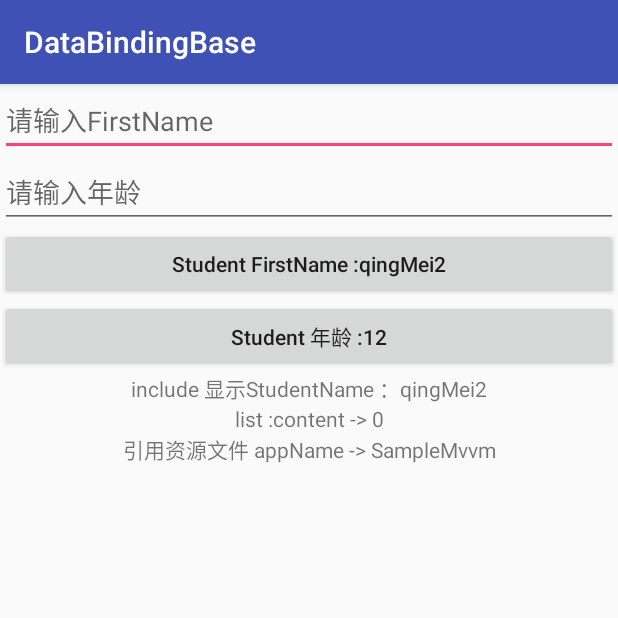
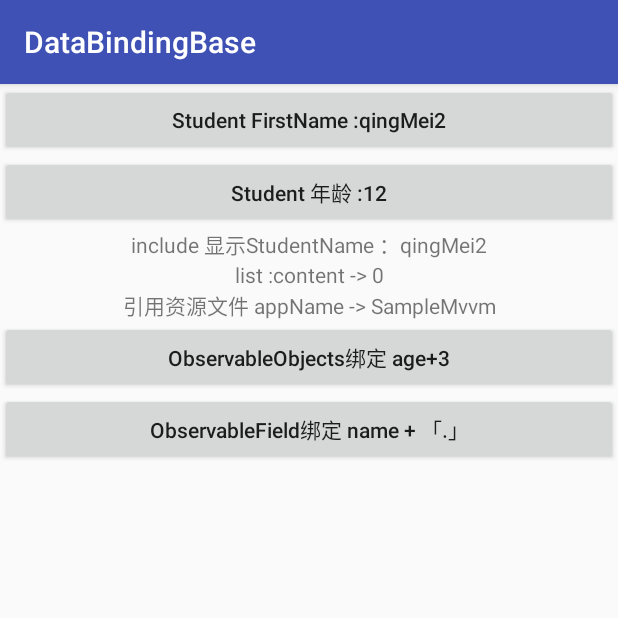
Before and after one commit to qingmei2/MvvmApp-Android, an Android app: the DataBindingBaseActivity screen opened directly, with no data from a screen before it, on a phone screen of 412 x 824 dp, the top half of it. Run offline under Robolectric (Android 15) with nearby library versions, the phone set to English and light mode, and no system bars; our stand-ins replace data binding; 9 statements that could not run were skipped.

Commit message:
code commit

```diff
--- a/app/src/main/java/com/mei_husky/samplemvvm/model/Student.java
+++ b/app/src/main/java/com/mei_husky/samplemvvm/model/Student.java
@@ -1,4 +1,10 @@
 package com.mei_husky.samplemvvm.model;
+
+import android.databinding.BaseObservable;
+import android.databinding.Bindable;
+import android.databinding.ObservableField;
+
+import com.mei_husky.samplemvvm.BR;
 
 /**
  * Created by QingMei on 2017/5/21 21:31
@@ -6,29 +12,32 @@ package com.mei_husky.samplemvvm.model;
  * desc:Used to
  */
 
-public class Student {
+//首先继承 BaseObservale类
+public class Student extends BaseObservable {
 
     public Student(String name, int age) {
-        this.name = name;
+        this.name.set(name);
         this.age = age;
     }
 
-    public String name;
+    /**
+     * ObservableObject 实现数据绑定
+     */
     public int age;
 
-    public String getName() {
-        return name;
-    }
-
-    public void setName(String name) {
-        this.name = name;
-    }
-
+    @Bindable
     public int getAge() {
         return age;
     }
 
     public void setAge(int age) {
         this.age = age;
+        notifyPropertyChanged(BR.age);
     }
+
+    /**
+     * ObservableFields 实现数据绑定
+     */
+    public final ObservableField<String> name = new ObservableField<>();
+
 }
--- a/app/src/main/java/com/mei_husky/samplemvvm/view/DataBindingBaseActivity.java
+++ b/app/src/main/java/com/mei_husky/samplemvvm/view/DataBindingBaseActivity.java
@@ -1,6 +1,7 @@
 package com.mei_husky.samplemvvm.view;
 
 import android.databinding.DataBindingUtil;
+import android.databinding.ObservableArrayMap;
 import android.os.Bundle;
 import android.support.v7.app.AppCompatActivity;
 import android.widget.Toast;
@@ -52,6 +53,29 @@ public class DataBindingBaseActivity extends AppCompatActivity {
             Toast.makeText(DataBindingBaseActivity.this, String.valueOf(age), Toast.LENGTH_SHORT).show();
         }
 
+        /**
+         * 监听器和对象绑定 ,详情请查看Student类
+         * {@link Student}
+         */
+
+        //ObservableObject 实现动态更新数据
+        public void onAgeAdd3() {
+            student.setAge(student.getAge() + 3);
+        }
+
+        //ObservableField 实现动态更新数据（更清晰明了）
+        public void onNameAppendPoint() {
+            student.name.set(student.name.get() + ".");
+        }
+
+        // Observable Collections
+        public ObservableArrayMap<String, Object> datas = new ObservableArrayMap<>();
+
+        {
+            datas.put("string", "我是字符串");
+            datas.put("int", 1000);
+            datas.put("student", student);
+        }
     }
 
 }
--- a/app/src/main/res/layout/activity_data_binding_base.xml
+++ b/app/src/main/res/layout/activity_data_binding_base.xml
@@ -35,18 +35,7 @@
         android:orientation="vertical"
         tools:context="com.mei_husky.samplemvvm.view.DataBindingBaseActivity">
 
-        <EditText
-            android:layout_width="match_parent"
-            android:layout_height="wrap_content"
-            android:hint="请输入FirstName" />
-
         <!--固定字符 我们可以用 `` 包裹，对应的，外部用""包裹-->
-        <EditText
-            android:layout_width="match_parent"
-            android:layout_height="wrap_content"
-            android:hint="@{`请输入年龄`}"
-            android:inputType="number" />
-
         <Button
             android:layout_width="match_parent"
             android:layout_height="wrap_content"
@@ -83,6 +72,40 @@
             android:gravity="center_horizontal"
             android:text="@{`引用资源文件 appName -> ` + @string/app_name}" />
 
+        <Button
+            android:layout_width="match_parent"
+            android:layout_height="wrap_content"
+            android:onClick="@{() ->  presenter.onAgeAdd3()}"
+            android:text="@{`ObservableObjects绑定 age+3`}"
+            android:textAllCaps="false"
+            android:textSize="14sp" />
+
+        <Button
+            android:layout_width="match_parent"
+            android:layout_height="wrap_content"
+            android:onClick="@{() ->  presenter.onNameAppendPoint()}"
+            android:text="@{`ObservableField绑定 name + 「.」`}"
+            android:textAllCaps="false"
+            android:textSize="14sp" />
+
+        <!--ObservableMap-->
+        <TextView
+            android:layout_width="match_parent"
+            android:layout_height="wrap_content"
+            android:gravity="center_horizontal"
+            android:text="@{`ObservableMap,String =` + presenter.datas[`string`]}" />
+
+        <TextView
+            android:layout_width="match_parent"
+            android:layout_height="wrap_content"
+            android:gravity="center_horizontal"
+            android:text="@{`ObservableMap,int =` + presenter.datas[`int`]}" />
+
+        <TextView
+            android:layout_width="match_parent"
+            android:layout_height="wrap_content"
+            android:gravity="center_horizontal"
+            android:text="@{`ObservableMap,Student =` + presenter.datas[`student`]}" />
 
     </LinearLayout>
 </layout>
```
